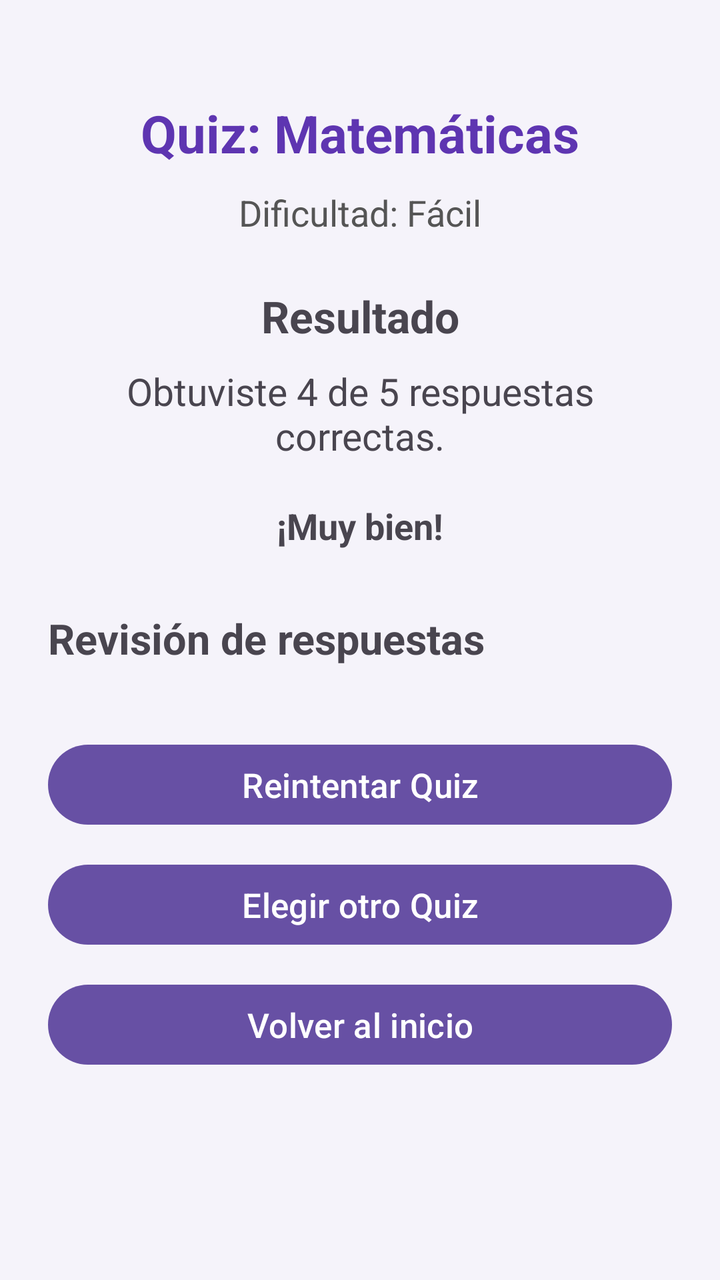
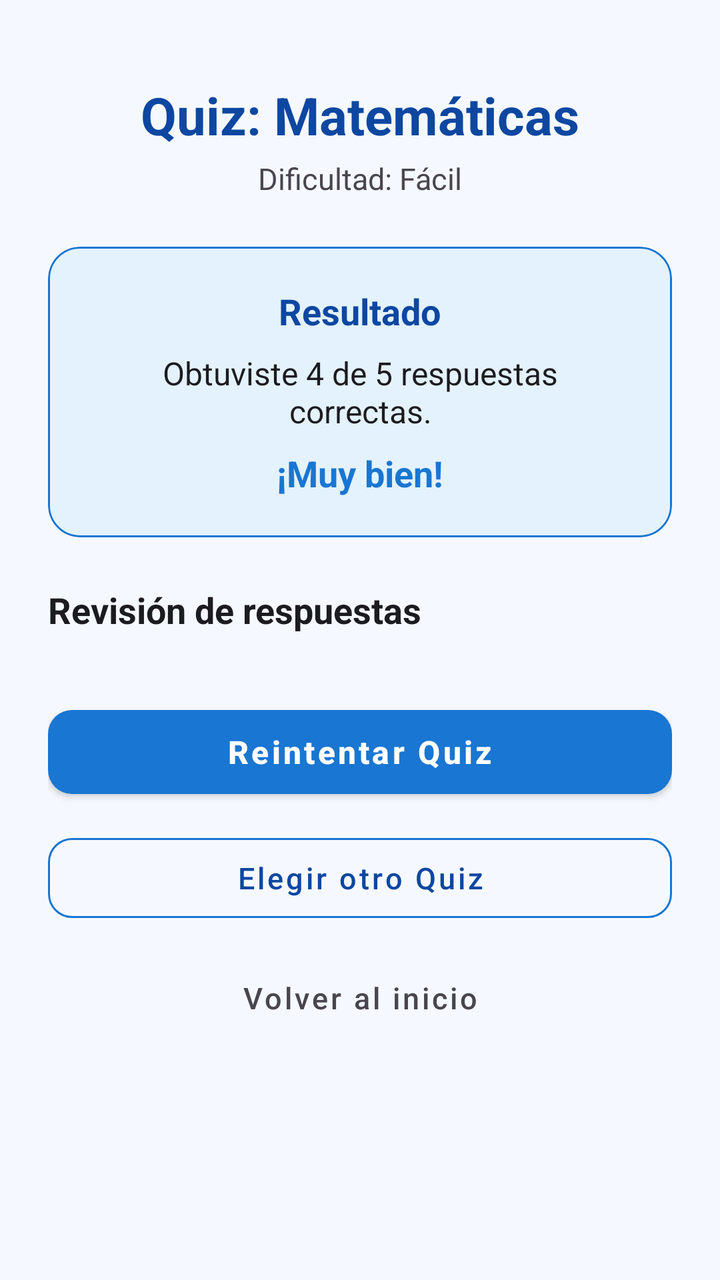

Screens rendered from an Android XML layout before and after an edit, with the pre-edit source and the edit as a unified diff.
<!-- AndroidManifest.xml: application theme Theme.QuizMaster -->
<!-- res/layout/activity_resultado.xml -->
<?xml version="1.0" encoding="utf-8"?>
<ScrollView
    xmlns:android="http://schemas.android.com/apk/res/android"
    android:layout_width="match_parent"
    android:layout_height="match_parent"
    android:background="#F5F3FA">

    <LinearLayout
        android:layout_width="match_parent"
        android:layout_height="wrap_content"
        android:orientation="vertical"
        android:padding="24dp">

        <TextView
            android:id="@+id/textoTipoQuiz"
            android:layout_width="match_parent"
            android:layout_height="wrap_content"
            android:text="Quiz: Matemáticas"
            android:textSize="26sp"
            android:textStyle="bold"
            android:textColor="#5E35B1"
            android:gravity="center"
            android:layout_marginTop="25dp"
            android:layout_marginBottom="10dp" />

        <TextView
            android:id="@+id/textoDificultad"
            android:layout_width="match_parent"
            android:layout_height="wrap_content"
            android:text="Dificultad: Fácil"
            android:textSize="18sp"
            android:textColor="#555555"
            android:gravity="center"
            android:layout_marginBottom="25dp" />

        <TextView
            android:layout_width="match_parent"
            android:layout_height="wrap_content"
            android:text="Resultado"
            android:textSize="22sp"
            android:textStyle="bold"
            android:gravity="center"
            android:layout_marginBottom="10dp" />

        <TextView
            android:id="@+id/textoPuntaje"
            android:layout_width="match_parent"
            android:layout_height="wrap_content"
            android:text="Obtuviste 4 de 5 respuestas correctas."
            android:textSize="19sp"
            android:gravity="center"
            android:layout_marginBottom="20dp" />

        <TextView
            android:id="@+id/textoRetroalimentacion"
            android:layout_width="match_parent"
            android:layout_height="wrap_content"
            android:text="¡Muy bien!"
            android:textSize="18sp"
            android:textStyle="bold"
            android:gravity="center"
            android:layout_marginBottom="30dp" />

        <TextView
            android:layout_width="match_parent"
            android:layout_height="wrap_content"
            android:text="Revisión de respuestas"
            android:textSize="21sp"
            android:textStyle="bold"
            android:layout_marginBottom="15dp" />

        <LinearLayout
            android:id="@+id/contenedorRevision"
            android:layout_width="match_parent"
            android:layout_height="wrap_content"
            android:orientation="vertical" />

        <Button
            android:id="@+id/botonReintentar"
            android:layout_width="match_parent"
            android:layout_height="wrap_content"
            android:text="Reintentar Quiz"
            android:textSize="17sp"
            android:layout_marginTop="20dp"
            android:layout_marginBottom="12dp" />

        <Button
            android:id="@+id/botonOtroQuiz"
            android:layout_width="match_parent"
            android:layout_height="wrap_content"
            android:text="Elegir otro Quiz"
            android:textSize="17sp"
            android:layout_marginBottom="12dp" />

        <Button
            android:id="@+id/botonInicio"
            android:layout_width="match_parent"
            android:layout_height="wrap_content"
            android:text="Volver al inicio"
            android:textSize="17sp"
            android:layout_marginBottom="25dp" />

    </LinearLayout>

</ScrollView>
<!-- resources referenced by this layout -->
<resources>
  <style name="Theme.QuizMaster" parent="Base.Theme.QuizMaster" />
  <style name="Base.Theme.QuizMaster" parent="Theme.Material3.DayNight.NoActionBar">
          
          
      </style>
</resources>

<!-- the commit's change to res/layout/activity_resultado.xml (unified diff, before → after) -->
@@ -1,9 +1,11 @@
 <?xml version="1.0" encoding="utf-8"?>
 <ScrollView
     xmlns:android="http://schemas.android.com/apk/res/android"
+    xmlns:app="http://schemas.android.com/apk/res-auto"
     android:layout_width="match_parent"
     android:layout_height="match_parent"
-    android:background="#F5F3FA">
+    android:background="@color/colorGeneral5"
+    android:fillViewport="true">
 
     <LinearLayout
         android:layout_width="match_parent"
@@ -18,88 +20,120 @@
             android:text="Quiz: Matemáticas"
             android:textSize="26sp"
             android:textStyle="bold"
-            android:textColor="#5E35B1"
+            android:textColor="@color/colorGeneralTexto"
             android:gravity="center"
-            android:layout_marginTop="25dp"
-            android:layout_marginBottom="10dp" />
+            android:layout_marginTop="16dp" />
 
         <TextView
             android:id="@+id/textoDificultad"
             android:layout_width="match_parent"
             android:layout_height="wrap_content"
             android:text="Dificultad: Fácil"
-            android:textSize="18sp"
-            android:textColor="#555555"
+            android:textSize="15sp"
+            android:textColor="@color/colorTextoSecundario"
             android:gravity="center"
-            android:layout_marginBottom="25dp" />
+            android:layout_marginTop="4dp"
+            android:layout_marginBottom="24dp" />
 
-        <TextView
+        <com.google.android.material.card.MaterialCardView
             android:layout_width="match_parent"
             android:layout_height="wrap_content"
-            android:text="Resultado"
-            android:textSize="22sp"
-            android:textStyle="bold"
-            android:gravity="center"
-            android:layout_marginBottom="10dp" />
+            android:layout_marginBottom="24dp"
+            app:cardCornerRadius="16dp"
+            app:cardElevation="0dp"
+            app:strokeColor="@color/colorGeneral1"
+            app:strokeWidth="1dp"
+            app:cardBackgroundColor="@color/colorGeneral4">
 
-        <TextView
-            android:id="@+id/textoPuntaje"
-            android:layout_width="match_parent"
-            android:layout_height="wrap_content"
-            android:text="Obtuviste 4 de 5 respuestas correctas."
-            android:textSize="19sp"
-            android:gravity="center"
-            android:layout_marginBottom="20dp" />
+            <LinearLayout
+                android:layout_width="match_parent"
+                android:layout_height="wrap_content"
+                android:orientation="vertical"
+                android:padding="20dp"
+                android:gravity="center">
 
-        <TextView
-            android:id="@+id/textoRetroalimentacion"
-            android:layout_width="match_parent"
-            android:layout_height="wrap_content"
-            android:text="¡Muy bien!"
-            android:textSize="18sp"
-            android:textStyle="bold"
-            android:gravity="center"
-            android:layout_marginBottom="30dp" />
+                <TextView
+                    android:layout_width="wrap_content"
+                    android:layout_height="wrap_content"
+                    android:text="Resultado"
+                    android:textSize="18sp"
+                    android:textStyle="bold"
+                    android:textColor="@color/colorGeneralTexto"
+                    android:layout_marginBottom="8dp" />
+
+                <TextView
+                    android:id="@+id/textoPuntaje"
+                    android:layout_width="wrap_content"
+                    android:layout_height="wrap_content"
+                    android:text="Obtuviste 4 de 5 respuestas correctas."
+                    android:textSize="16sp"
+                    android:textColor="@color/colorTextoPrincipal"
+                    android:gravity="center"
+                    android:layout_marginBottom="8dp" />
+
+                <TextView
+                    android:id="@+id/textoRetroalimentacion"
+                    android:layout_width="wrap_content"
+                    android:layout_height="wrap_content"
+                    android:text="¡Muy bien!"
+                    android:textSize="18sp"
+                    android:textStyle="bold"
+                    android:textColor="@color/colorGeneral1" />
+            </LinearLayout>
+        </com.google.android.material.card.MaterialCardView>
 
         <TextView
             android:layout_width="match_parent"
             android:layout_height="wrap_content"
             android:text="Revisión de respuestas"
-            android:textSize="21sp"
+            android:textSize="18sp"
             android:textStyle="bold"
-            android:layout_marginBottom="15dp" />
+            android:textColor="@color/colorTextoPrincipal"
+            android:layout_marginBottom="12dp" />
 
         <LinearLayout
             android:id="@+id/contenedorRevision"
             android:layout_width="match_parent"
             android:layout_height="wrap_content"
-            android:orientation="vertical" />
+            android:orientation="vertical"
+            android:layout_marginBottom="20dp" />
 
-        <Button
+        <com.google.android.material.button.MaterialButton
             android:id="@+id/botonReintentar"
             android:layout_width="match_parent"
-            android:layout_height="wrap_content"
+            android:layout_height="54dp"
             android:text="Reintentar Quiz"
-            android:textSize="17sp"
-            android:layout_marginTop="20dp"
-            android:layout_marginBottom="12dp" />
+            android:textSize="16sp"
+            android:textStyle="bold"
+            android:textColor="@color/colorGeneralTextoOnPrimary"
+            app:backgroundTint="@color/colorGeneral1"
+            app:cornerRadius="12dp"
+            android:textAllCaps="false"
+            android:layout_marginBottom="10dp" />
 
-        <Button
+        <com.google.android.material.button.MaterialButton
             android:id="@+id/botonOtroQuiz"
+            style="@style/Widget.MaterialComponents.Button.OutlinedButton"
             android:layout_width="match_parent"
-            android:layout_height="wrap_content"
+            android:layout_height="52dp"
             android:text="Elegir otro Quiz"
-            android:textSize="17sp"
-            android:layout_marginBottom="12dp" />
+            android:textSize="15sp"
+            android:textColor="@color/colorGeneralTexto"
+            app:strokeColor="@color/colorGeneral1"
+            app:cornerRadius="12dp"
+            android:textAllCaps="false"
+            android:layout_marginBottom="10dp" />
 
-        <Button
+        <com.google.android.material.button.MaterialButton
             android:id="@+id/botonInicio"
+            style="@style/Widget.MaterialComponents.Button.TextButton"
             android:layout_width="match_parent"
-            android:layout_height="wrap_content"
+            android:layout_height="48dp"
             android:text="Volver al inicio"
-            android:textSize="17sp"
-            android:layout_marginBottom="25dp" />
+            android:textSize="15sp"
+            android:textColor="@color/colorTextoSecundario"
+            android:textAllCaps="false"
+            android:layout_marginBottom="16dp" />
 
     </LinearLayout>
-
 </ScrollView>
<!-- resource entries referenced after the edit -->
@@ -1,9 +1,16 @@
 <!-- resources referenced by this layout -->
 <resources>
-  <style name="Theme.QuizMaster" parent="Base.Theme.QuizMaster" />
-  <style name="Base.Theme.QuizMaster" parent="Theme.Material3.DayNight.NoActionBar">
-          
-          
+  <color name="colorGeneral1">#1976D2</color>
+  <color name="colorGeneral4">#E3F2FD</color>
+  <color name="colorGeneral5">#F5F9FF</color>
+  <color name="colorGeneralTexto">#0D47A1</color>
+  <color name="colorGeneralTextoOnPrimary">#FFFFFF</color>
+  <color name="colorTextoPrincipal">#1C1B1F</color>
+  <color name="colorTextoSecundario">#49454F</color>
+  <style name="Theme.QuizMaster" parent="Theme.MaterialComponents.DayNight.NoActionBar">
+  
+          <item name="colorPrimaryVariant">@color/colorGeneral1</item>
+  
       </style>
 </resources>
 
